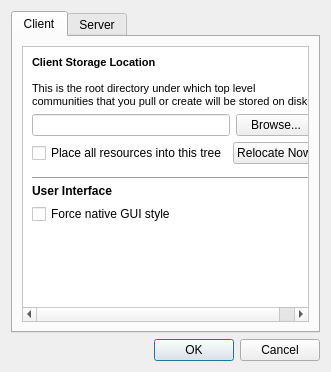
Above: Application/MIDASDesktop/GUI/PreferencesUI.ui from cpatrick/MidasClient before the change. Below: the same form after it.
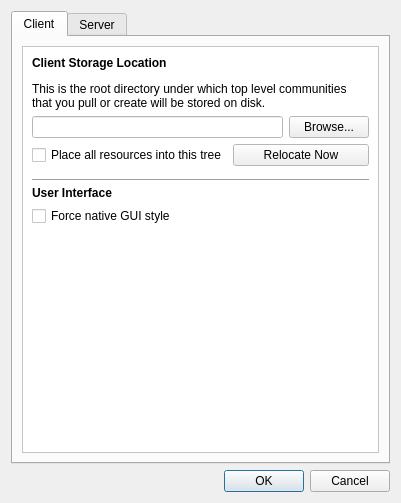
That is the form after the change. Icons and pictures are not drawn.

Commit message:
BUG: 9384 - Preferences UI looks funny on unix (too small fonts, too small dialog)
SVN-Revision: 3473

Diff of the .ui file:
```diff
--- a/Application/MIDASDesktop/GUI/PreferencesUI.ui
+++ b/Application/MIDASDesktop/GUI/PreferencesUI.ui
@@ -6,8 +6,8 @@
    <rect>
     <x>0</x>
     <y>0</y>
-    <width>331</width>
-    <height>372</height>
+    <width>401</width>
+    <height>503</height>
    </rect>
   </property>
   <property name="sizePolicy">
@@ -111,21 +111,15 @@
            <rect>
             <x>0</x>
             <y>0</y>
-            <width>287</width>
-            <height>279</height>
+            <width>357</width>
+            <height>410</height>
            </rect>
           </property>
           <layout class="QVBoxLayout" name="verticalLayout_6">
            <item>
             <widget class="QLabel" name="workingDirLabel">
              <property name="text">
-              <string>&lt;!DOCTYPE HTML PUBLIC &quot;-//W3C//DTD HTML 4.0//EN&quot; &quot;http://www.w3.org/TR/REC-html40/strict.dtd&quot;&gt;
-&lt;html&gt;&lt;head&gt;&lt;meta name=&quot;qrichtext&quot; content=&quot;1&quot; /&gt;&lt;style type=&quot;text/css&quot;&gt;
-p, li { white-space: pre-wrap; }
-&lt;/style&gt;&lt;/head&gt;&lt;body style=&quot; font-family:'MS Shell Dlg 2'; font-size:8.25pt; font-weight:400; font-style:normal;&quot;&gt;
-&lt;p style=&quot; margin-top:0px; margin-bottom:0px; margin-left:0px; margin-right:0px; -qt-block-indent:0; text-indent:0px;&quot;&gt;&lt;span style=&quot; font-size:8pt; font-weight:600;&quot;&gt;Client Storage Location&lt;/span&gt;&lt;/p&gt;
-&lt;p style=&quot;-qt-paragraph-type:empty; margin-top:0px; margin-bottom:0px; margin-left:0px; margin-right:0px; -qt-block-indent:0; text-indent:0px; font-size:8pt;&quot;&gt;&lt;/p&gt;
-&lt;p style=&quot; margin-top:0px; margin-bottom:0px; margin-left:0px; margin-right:0px; -qt-block-indent:0; text-indent:0px;&quot;&gt;&lt;span style=&quot; font-size:8pt;&quot;&gt;This is the root directory under which top level communities that you pull or create will be stored on disk.&lt;/span&gt;&lt;/p&gt;&lt;/body&gt;&lt;/html&gt;</string>
+              <string>&lt;b&gt;Client Storage Location&lt;/b&gt;&lt;p&gt;This is the root directory under which top level communities that you pull or create will be stored on disk.&lt;/p&gt;</string>
              </property>
              <property name="wordWrap">
               <bool>true</bool>
```
Left out of the diff: 4 changed lines with no effect on the pictures.
